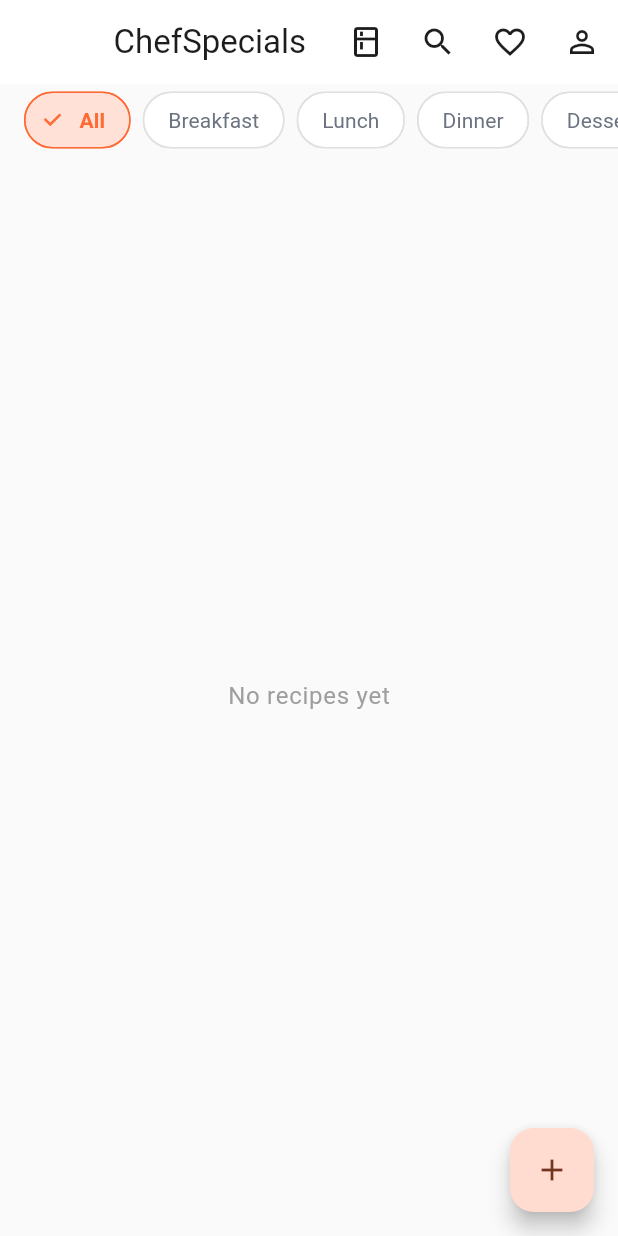
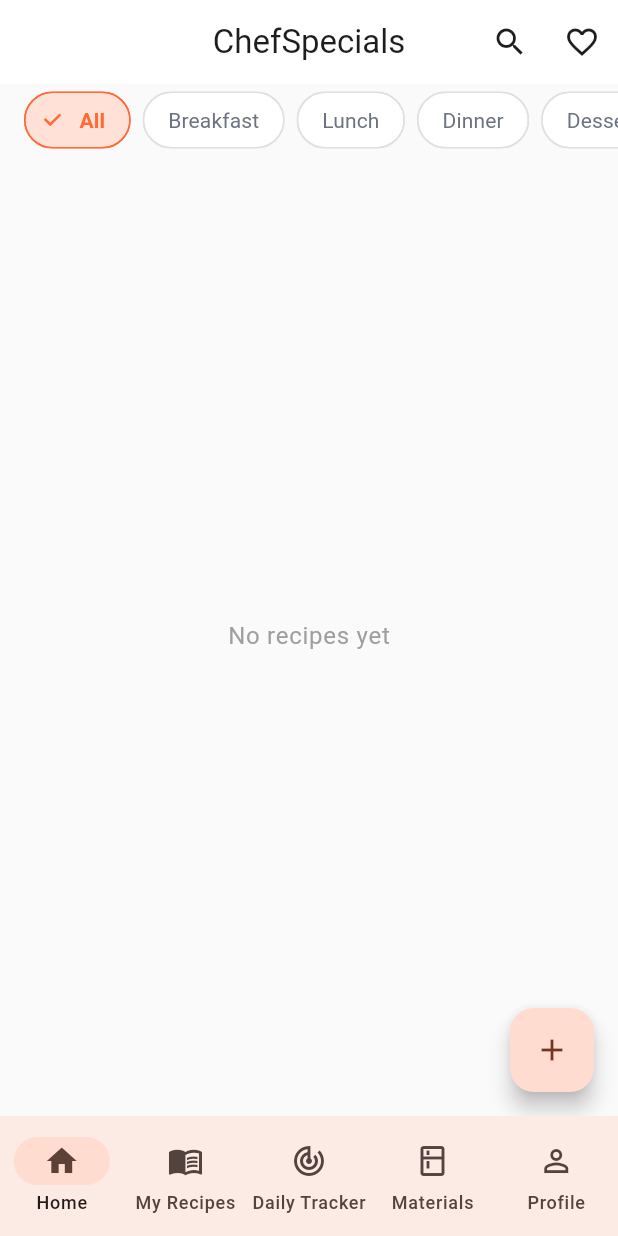
Before and after one commit to Xslead/ChefSpecials, a Flutter app: the HomeScreen screen opened by its route, on a phone screen of 412 x 824 dp. Run offline on Flutter 3.47's test engine with Material 3 defaults, Android fonts, the phone set to English and light mode, and no system bars; our stand-ins replace cached_network_image, cloud_firestore, firebase_auth, firebase_core, firebase_storage, go_router and 1 more; accounts and stored records are empty; generated files the repository leaves out were written again.

Commit message:
feat: bottom navigation bar with 5 tabs and My Recipes screen
Add ShellScreen with StatefulShellRoute.indexedStack for persistent
bottom navigation (Home, My Recipes, Daily Tracker, Materials, Profile).
Create MyRecipesScreen with category filter and sort options. Move
FoodItemProvider to global scope with lazy initialization. Fix providers
starting Firestore streams before auth. Add unique FAB heroTags to
prevent IndexedStack hero conflicts.

```diff
--- a/lib/config/routes.dart
+++ b/lib/config/routes.dart
@@ -4,19 +4,25 @@ import '../models/recipe.dart';
 import '../models/food_item.dart';
 import '../screens/auth/login_screen.dart';
 import '../screens/auth/register_screen.dart';
+import '../screens/shell/shell_screen.dart';
 import '../screens/home/home_screen.dart';
+import '../screens/my_recipes/my_recipes_screen.dart';
+import '../screens/daily_tracker/daily_tracker_screen.dart';
+import '../screens/food_items/food_item_list_screen.dart';
+import '../screens/profile/profile_screen.dart';
 import '../screens/add_recipe/add_recipe_screen.dart';
 import '../screens/recipe_detail/recipe_detail_screen.dart';
 import '../screens/cooking_mode/cooking_mode_screen.dart';
 import '../screens/search/search_screen.dart';
 import '../screens/favorites/favorites_screen.dart';
-import '../screens/profile/profile_screen.dart';
 import '../screens/profile/edit_profile_screen.dart';
-import '../screens/food_items/food_item_list_screen.dart';
 import '../screens/food_items/add_food_item_screen.dart';
 import '../screens/food_items/food_item_detail_screen.dart';
 
+final _rootNavigatorKey = GlobalKey<NavigatorState>();
+
 final GoRouter router = GoRouter(
+  navigatorKey: _rootNavigatorKey,
   initialLocation: '/login',
   routes: [
     GoRoute(
@@ -27,31 +33,83 @@ final GoRouter router = GoRouter(
       path: '/register',
       builder: (context, state) => const RegisterScreen(),
     ),
+
+    // Bottom navigation shell
+    StatefulShellRoute.indexedStack(
+      builder: (context, state, navigationShell) =>
+          ShellScreen(navigationShell: navigationShell),
+      branches: [
+        // Tab 0: Home
+        StatefulShellBranch(
+          routes: [
+            GoRoute(
+              path: '/home',
+              builder: (context, state) => const HomeScreen(),
+            ),
+          ],
+        ),
+        // Tab 1: My Recipes
+        StatefulShellBranch(
+          routes: [
+            GoRoute(
+              path: '/my-recipes',
+              builder: (context, state) => const MyRecipesScreen(),
+            ),
+          ],
+        ),
+        // Tab 2: Daily Tracker
+        StatefulShellBranch(
+          routes: [
+            GoRoute(
+              path: '/daily-tracker',
+              builder: (context, state) => const DailyTrackerScreen(),
+            ),
+          ],
+        ),
+        // Tab 3: Materials
+        StatefulShellBranch(
+          routes: [
+            GoRoute(
+              path: '/materials',
+              builder: (context, state) => const FoodItemListScreen(),
+            ),
+          ],
+        ),
+        // Tab 4: Profile
+        StatefulShellBranch(
+          routes: [
+            GoRoute(
+              path: '/profile',
+              builder: (context, state) => const ProfileScreen(),
+            ),
+          ],
+        ),
+      ],
+    ),
+
+    // Sub-screens that push on top of the shell
     GoRoute(
-      path: '/home',
-      builder: (context, state) => const HomeScreen(),
-    ),
-    GoRoute(
+      parentNavigatorKey: _rootNavigatorKey,
       path: '/add-recipe',
       builder: (context, state) => const AddRecipeScreen(),
     ),
     GoRoute(
+      parentNavigatorKey: _rootNavigatorKey,
       path: '/search',
       builder: (context, state) => const SearchScreen(),
     ),
     GoRoute(
+      parentNavigatorKey: _rootNavigatorKey,
       path: '/favorites',
       builder: (context, state) => const FavoritesScreen(),
     ),
     GoRoute(
-      path: '/profile',
-      builder: (context, state) => const ProfileScreen(),
-    ),
-    GoRoute(
+      parentNavigatorKey: _rootNavigatorKey,
       path: '/edit-profile',
       builder: (context, state) => const EditProfileScreen(),
     ),
     GoRoute(
+      parentNavigatorKey: _rootNavigatorKey,
       path: '/recipe/:id',
       builder: (context, state) {
         final recipe = state.extra as Recipe?;
@@ -62,29 +120,30 @@ final GoRouter router = GoRouter(
       },
     ),
     GoRoute(
-      path: '/food-items',
-      builder: (context, state) => const FoodItemListScreen(),
-    ),
-    GoRoute(
+      parentNavigatorKey: _rootNavigatorKey,
       path: '/add-food-item',
       builder: (context, state) => const AddFoodItemScreen(),
     ),
     GoRoute(
+      parentNavigatorKey: _rootNavigatorKey,
       path: '/food-item/:id',
       builder: (context, state) {
         final foodItem = state.extra as FoodItem?;
         if (foodItem == null) {
-          return const Scaffold(body: Center(child: Text('Food item not found')));
+          return const Scaffold(
+              body: Center(child: Text('Food item not found')));
         }
         return FoodItemDetailScreen(foodItem: foodItem);
       },
     ),
     GoRoute(
+      parentNavigatorKey: _rootNavigatorKey,
       path: '/cooking/:id',
       builder: (context, state) {
         final recipe = state.extra as Recipe?;
         if (recipe == null) {
-          return const Scaffold(body: Center(child: Text('Recipe not found')));
+          return const Scaffold(
+              body: Center(child: Text('Recipe not found')));
         }
         return CookingModeScreen(recipe: recipe);
       },
--- a/lib/l10n/app_en.arb
+++ b/lib/l10n/app_en.arb
@@ -44,5 +44,13 @@
   "searchHint": "Search recipes...",
   "language": "Language",
   "english": "English",
-  "turkish": "Turkish"
+  "turkish": "Turkish",
+  "myRecipes": "My Recipes",
+  "dailyTracker": "Daily Tracker",
+  "materials": "Materials",
+  "sortBy": "Sort by",
+  "newest": "Newest",
+  "oldest": "Oldest",
+  "all": "All",
+  "comingSoon": "Coming Soon"
 }
--- a/lib/main.dart
+++ b/lib/main.dart
@@ -6,6 +6,7 @@ import 'providers/auth_provider.dart';
 import 'providers/locale_provider.dart';
 import 'providers/recipe_provider.dart';
 import 'providers/favorite_provider.dart';
+import 'providers/food_item_provider.dart';
 import 'app.dart';
 
 void main() async {
@@ -20,6 +21,7 @@ void main() async {
         ChangeNotifierProvider(create: (_) => LocaleProvider()),
         ChangeNotifierProvider(create: (_) => RecipeProvider()),
         ChangeNotifierProvider(create: (_) => FavoriteProvider()),
+        ChangeNotifierProvider(create: (_) => FoodItemProvider()),
       ],
       child: const ChefSpecialsApp(),
     ),
--- a/lib/screens/home/home_screen.dart
+++ b/lib/screens/home/home_screen.dart
@@ -20,6 +20,7 @@ class _HomeScreenState extends State<HomeScreen> {
   void initState() {
     super.initState();
     WidgetsBinding.instance.addPostFrameCallback((_) {
+      context.read<RecipeProvider>().ensureInitialized();
       final user = context.read<AuthProvider>().userModel;
       if (user != null) {
         context.read<FavoriteProvider>().listenToFavorites(user.uid);
@@ -37,21 +38,12 @@ class _HomeScreenState extends State<HomeScreen> {
         title: Text(l10n.appTitle),
         actions: [
           IconButton(
-            icon: const Icon(Icons.kitchen_outlined),
-            tooltip: 'Materials',
-            onPressed: () => context.push('/food-items'),
-          ),
-          IconButton(
             icon: const Icon(Icons.search),
             onPressed: () => context.push('/search'),
           ),
           IconButton(
             icon: const Icon(Icons.favorite_border),
             onPressed: () => context.push('/favorites'),
-          ),
-          IconButton(
-            icon: const Icon(Icons.person_outline),
-            onPressed: () => context.push('/profile'),
           ),
         ],
       ),
@@ -86,6 +78,7 @@ class _HomeScreenState extends State<HomeScreen> {
         ],
       ),
       floatingActionButton: FloatingActionButton(
+        heroTag: 'home_fab',
         onPressed: () => context.push('/add-recipe'),
         child: const Icon(Icons.add),
       ),
--- /dev/null
+++ b/lib/screens/shell/shell_screen.dart
@@ -0,0 +1,54 @@
+import 'package:flutter/material.dart';
+import 'package:go_router/go_router.dart';
+import '../../l10n/generated/app_localizations.dart';
+
+class ShellScreen extends StatelessWidget {
+  final StatefulNavigationShell navigationShell;
+
+  const ShellScreen({super.key, required this.navigationShell});
+
+  @override
+  Widget build(BuildContext context) {
+    final l10n = AppLocalizations.of(context)!;
+
+    return Scaffold(
+      body: navigationShell,
+      bottomNavigationBar: NavigationBar(
+        selectedIndex: navigationShell.currentIndex,
+        onDestinationSelected: (index) {
+          navigationShell.goBranch(
+            index,
+            initialLocation: index == navigationShell.currentIndex,
+          );
+        },
+        destinations: [
+          NavigationDestination(
+            icon: const Icon(Icons.home_outlined),
+            selectedIcon: const Icon(Icons.home),
+            label: l10n.home,
+          ),
+          NavigationDestination(
+            icon: const Icon(Icons.menu_book_outlined),
+            selectedIcon: const Icon(Icons.menu_book),
+            label: l10n.myRecipes,
+          ),
+          NavigationDestination(
+            icon: const Icon(Icons.track_changes_outlined),
+            selectedIcon: const Icon(Icons.track_changes),
+            label: l10n.dailyTracker,
+          ),
+          NavigationDestination(
+            icon: const Icon(Icons.kitchen_outlined),
+            selectedIcon: const Icon(Icons.kitchen),
+            label: l10n.materials,
+          ),
+          NavigationDestination(
+            icon: const Icon(Icons.person_outline),
+            selectedIcon: const Icon(Icons.person),
+            label: l10n.profile,
+          ),
+        ],
+      ),
+    );
+  }
+}
```
Also changed, not shown: lib/l10n/app_tr.arb (+9 -1 lines), lib/providers/food_item_provider.dart (+20 -5 lines), lib/providers/recipe_provider.dart (+19 -7 lines), lib/screens/daily_tracker/daily_tracker_screen.dart (added, +36 -0 lines), lib/screens/food_items/food_item_list_screen.dart (+10 -15 lines), lib/screens/my_recipes/my_recipes_screen.dart (added, +141 -0 lines), lib/l10n/generated/app_localizations.dart, lib/l10n/generated/app_localizations_en.dart, lib/l10n/generated/app_localizations_tr.dart, 1 other file.
